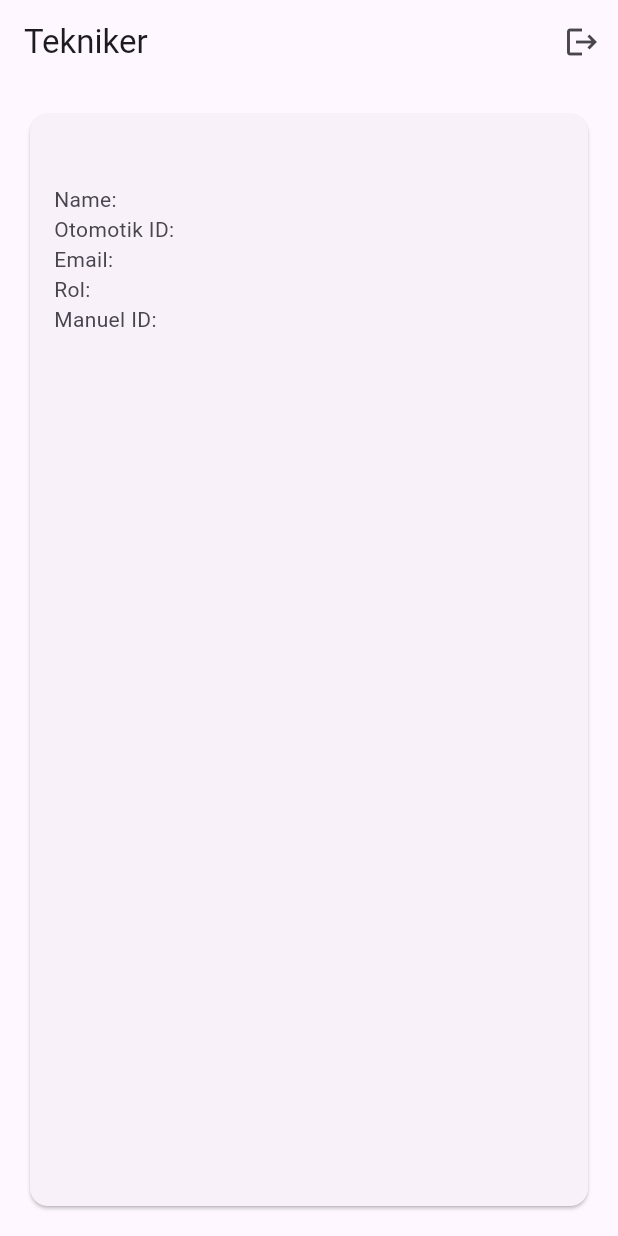
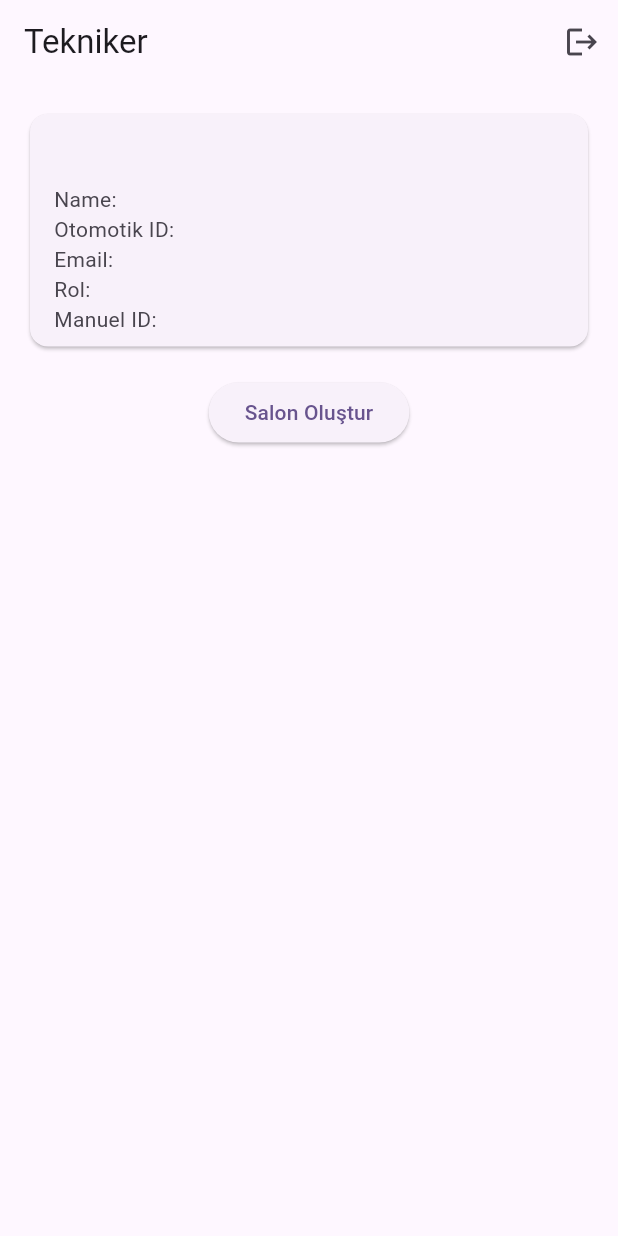
Before and after one commit to ozcanbayram/demo-apps, a Flutter app: the Tekniker screen opened directly, on a phone screen of 412 x 824 dp. Run offline on Flutter 3.47's test engine with Material 3 defaults, Android fonts, the phone set to English and light mode, and no system bars; our stand-ins replace cloud_firestore, firebase_auth, firebase_core; accounts and stored records are empty; network calls fail.

Commit message:
complated Current User control. And added a button for create place

```diff
--- a/auth_demo/lib/login.dart
+++ b/auth_demo/lib/login.dart
@@ -38,7 +38,7 @@ class _LoginState extends State<Login> {
 
         ScaffoldMessenger.of(
           context,
-        ).showSnackBar(SnackBar(content: Text('Giriş başarılı: $role')));
+        ).showSnackBar(SnackBar(content: Text(' $role girişi başarılı')));
 
         if (role == 'hoca') {
           Navigator.pushReplacement(
--- a/auth_demo/lib/main.dart
+++ b/auth_demo/lib/main.dart
@@ -1,7 +1,6 @@
-import 'package:auth_demo/login.dart';
+import 'package:auth_demo/auth_gate.dart';
 import 'package:firebase_core/firebase_core.dart';
 import 'package:flutter/material.dart';
-
 
 void main() async {
   WidgetsFlutterBinding.ensureInitialized();
@@ -21,7 +20,7 @@ class MyApp extends StatelessWidget {
       theme: ThemeData(
         colorScheme: ColorScheme.fromSeed(seedColor: Colors.deepPurple),
       ),
-      home: Login(),
+      home: AuthGate(),
     );
   }
 }
--- a/auth_demo/lib/tekniker.dart
+++ b/auth_demo/lib/tekniker.dart
@@ -75,13 +75,16 @@ class _TeknikerState extends State<Tekniker> {
           final role = data['role'] ?? 'Rol yok';
           final manualId = data['id'] ?? 'ID yok';
 
-          return Padding(
+          return Column(
+            children: [
+              Padding(
                 padding: const EdgeInsets.all(16.0),
                 child: Card(
                   child: ListTile(
                     title: Text(name, style: const TextStyle(fontSize: 20)),
                     subtitle: Column(
                       crossAxisAlignment: CrossAxisAlignment.start,
+                      mainAxisSize: MainAxisSize.min,
                       children: [
                         const SizedBox(height: 8),
                         Text('Name: $name'),
@@ -93,6 +96,12 @@ class _TeknikerState extends State<Tekniker> {
                     ),
                   ),
                 ),
+              ),
+              ElevatedButton(
+                onPressed: _signOut,
+                child: const Text('Salon Oluştur'),
+              ),
+            ],
           );
         },
       ),
```
Also changed, not shown: auth_demo/lib/auth_gate.dart (added, +29 -0 lines). Lines whose indentation alone changed are shown as unchanged.
